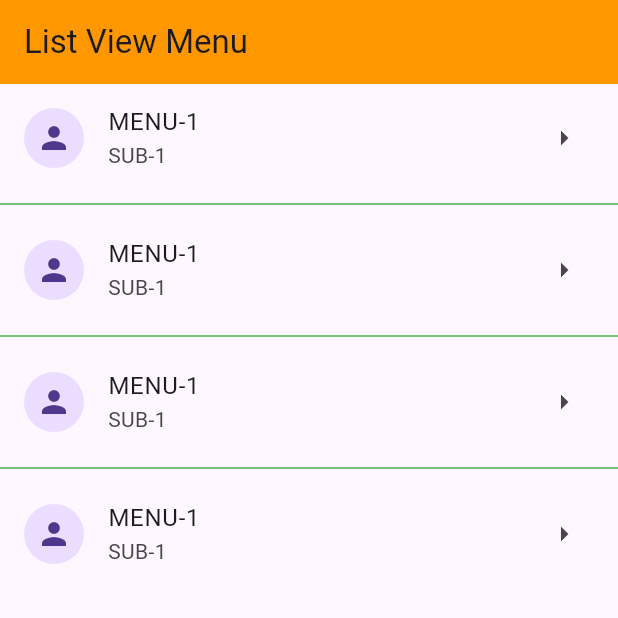
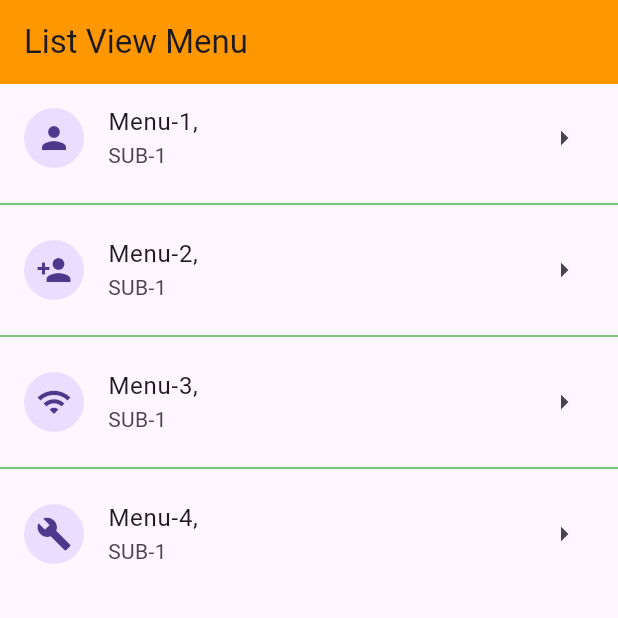
Before and after one commit to tknszfk/cir2-mobile-week14-2256, a Flutter app: the screen it shows after launch, in the side drawer, after a tap on "Listview Widget", on a phone screen of 412 x 824 dp, the top half of it. Run offline on Flutter 3.47's test engine with Material 3 defaults, Android fonts, the phone set to English and light mode, and no system bars.

Commit message:
first app

```diff
--- a/lib/widget/list_viwe.menu.dart
+++ b/lib/widget/list_viwe.menu.dart
@@ -1,4 +1,18 @@
 import 'package:flutter/material.dart';
+
+class ListMenu {
+  final String? title;
+  final String? subtitle;
+  final IconData icon;
+  const ListMenu({this.title, this.subtitle,required this.icon});
+}
+
+List<ListMenu> menus = [
+  const ListMenu(title: 'Menu-1,', subtitle: 'SUB-1', icon: Icons.person),
+  const ListMenu(title: 'Menu-2,', subtitle: 'SUB-1', icon: Icons.person_add),
+  const ListMenu(title: 'Menu-3,', subtitle: 'SUB-1', icon: Icons.wifi),
+  const ListMenu(title: 'Menu-4,', subtitle: 'SUB-1', icon: Icons.build),
+];
 
 class ListViewMenu extends StatelessWidget {
   const ListViewMenu({super.key});
@@ -14,12 +28,15 @@ class ListViewMenu extends StatelessWidget {
         child: ListView.separated(
           itemBuilder: (context, index) {
             return ListTile(
-              title: const Text("MENU-1"),
-              subtitle: const Text("SUB-1"),
-              leading: const CircleAvatar(child: Icon(Icons.person)),
+              title:  Text("${menus[index].title}"),
+              subtitle:  Text("${menus[index].subtitle}"),
+              leading:  CircleAvatar(child: Icon(menus[index].icon)),
               trailing: const Icon(Icons.arrow_right),
               onTap: () {
-                debugPrint("Menu-1");
+                debugPrint("menus[index].title");
+                if(Navigator.canPop(context)){
+                  Navigator.pop(context,menus[index].title);
+                }
               },
             );
           },
@@ -28,7 +45,7 @@ class ListViewMenu extends StatelessWidget {
               color: Colors.green,
             );
           },
-          itemCount: 4,
+          itemCount: menus.length,
         ),
       ),
     );
```
